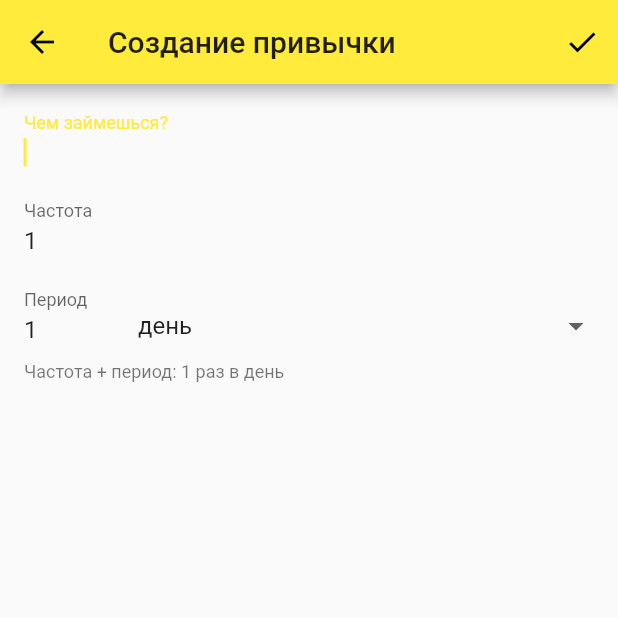
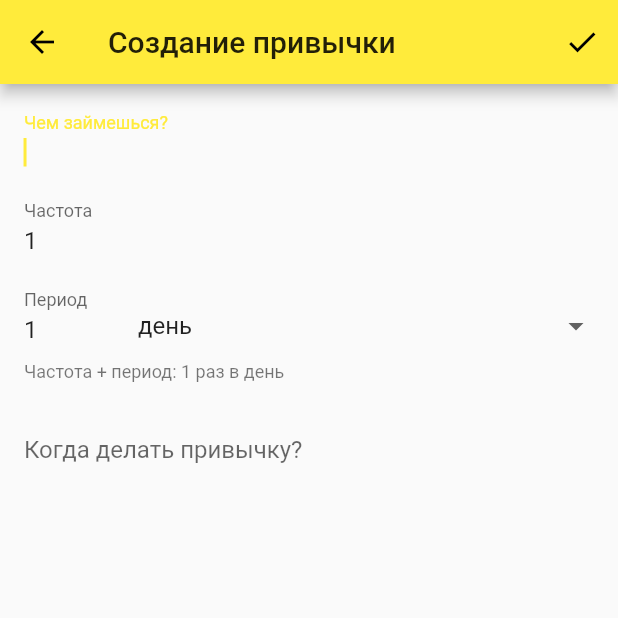
Before and after one commit to potykion/yahta2, a Flutter app: the HabitFormPage screen opened by its route, on a phone screen of 412 x 824 dp, the top half of it. Run offline on Flutter 3.47's test engine with Material 2 defaults, Android fonts, the phone set to English and light mode, and no system bars; our stand-ins replace audioplayers, bloc, flutter_bloc, flutter_local_notifications, freezed_annotation, moor and 2 more; accounts and stored records are empty; generated files the repository leaves out were written again; statements that could not run were skipped.

Commit message:
HabitStartTimeInput

```diff
--- a/lib/ui/components/form.dart
+++ b/lib/ui/components/form.dart
@@ -224,3 +224,46 @@ class _HabitWeekStartInputState extends State<HabitWeekStartInput> {
     );
   }
 }
+
+typedef OnStartTimeChange = void Function(TimeOfDay time);
+
+class HabitStartTimeInput extends StatefulWidget {
+  final TimeOfDay initialStartTime;
+  final OnStartTimeChange onStartTimeChange;
+
+  const HabitStartTimeInput(
+      {Key key, this.initialStartTime, this.onStartTimeChange})
+      : super(key: key);
+
+  @override
+  _HabitStartTimeInputState createState() => _HabitStartTimeInputState();
+}
+
+class _HabitStartTimeInputState extends State<HabitStartTimeInput> {
+  TextEditingController controller = TextEditingController();
+
+  @override
+  void initState() {
+    super.initState();
+    controller.text = widget.initialStartTime.format(context);
+  }
+
+  @override
+  Widget build(BuildContext context) {
+    return TextFormField(
+      controller: controller,
+      decoration: InputDecoration(labelText: "Когда делать привычку?"),
+      readOnly: true,
+      onTap: () async {
+        TimeOfDay selectedTime = await showTimePicker(
+          context: context,
+          initialTime: widget.initialStartTime,
+        );
+        if (selectedTime != null) {
+          controller.text = selectedTime.format(context);
+          widget.onStartTimeChange(selectedTime);
+        }
+      },
+    );
+  }
+}
--- a/lib/ui/pages/form.dart
+++ b/lib/ui/pages/form.dart
@@ -7,9 +7,7 @@ import 'package:yahta2/ui/components/form.dart';
 class HabitFormPage extends StatefulWidget {
   static const routeName = "/form";
 
-  const HabitFormPage({
-    Key key,
-  }) : super(key: key);
+  const HabitFormPage({Key key}) : super(key: key);
 
   @override
   _HabitFormPageState createState() => _HabitFormPageState();
@@ -55,11 +53,7 @@ class _HabitFormPageState extends State<HabitFormPage> {
         ),
         body: Padding(
           padding: const EdgeInsets.symmetric(vertical: 8.0, horizontal: 16),
-          child: buildForm(context),
-        ),
-      );
-
-  Column buildForm(BuildContext context) => Column(
+          child: Column(
             crossAxisAlignment: CrossAxisAlignment.start,
             children: [
               HabitTitleInput(
@@ -86,8 +80,11 @@ class _HabitFormPageState extends State<HabitFormPage> {
                       initialWeekStart: hWeekStart,
                       onWeekStartChange: (w) => setState(() => hWeekStart = w),
                     )
-              : Container()
+                  : Container(),
+              HabitStartTimeInput()
             ],
+          ),
+        ),
       );
 
   HabitEvent buildHabitEvent() {
```
Lines whose indentation alone changed are shown as unchanged.
